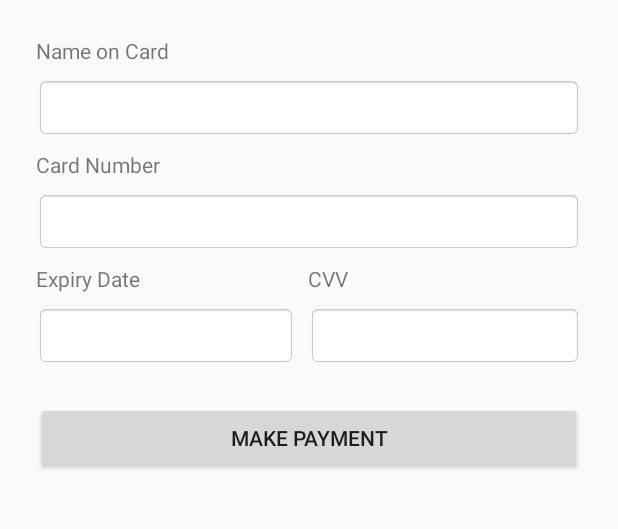
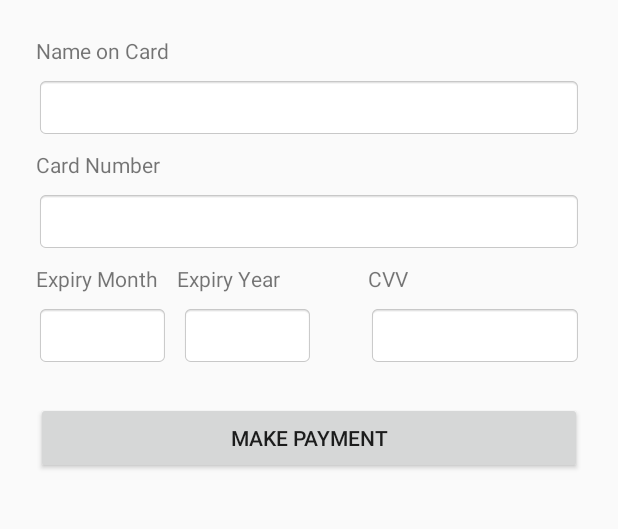
Before and after one commit to uzomaebere/PaymentTest, an Android app: the PaystackCheckout screen opened directly, with no data from a screen before it, on a phone screen of 412 x 824 dp, the part 365-894 px from its top. Run offline under Robolectric (Android 15) with nearby library versions, the phone set to English and light mode, and no system bars; libraries missing offline, so code that uses them is left out: co.paystack.android; 1 statement that could not run was skipped.

Commit message:
updated code to include paystack integration

```diff
--- a/app/build.gradle
+++ b/app/build.gradle
@@ -31,4 +31,6 @@ dependencies {
     androidTestImplementation 'com.android.support.test:runner:1.0.2'
     androidTestImplementation 'com.android.support.test.espresso:espresso-core:3.0.2'
     implementation 'com.github.Flutterwave:rave-android:1.0.38'
+    implementation 'co.paystack.android.design.widget:pinpad:1.0.1'
+    implementation 'co.paystack.android:paystack:3.0.12'
 }
--- a/app/src/main/AndroidManifest.xml
+++ b/app/src/main/AndroidManifest.xml
@@ -13,6 +13,9 @@
             android:roundIcon="@mipmap/ic_launcher_round"
             android:supportsRtl="true"
             android:theme="@style/AppTheme">
+        <meta-data
+                android:name="co.paystack.android.PublicKey"
+                android:value="Get Public key from paystack account"/>
         <activity android:name=".RaveCheckout">
         </activity>
         <activity android:name=".PaystackCheckout">
--- a/app/src/main/java/com/uzoebere/paymenttest/PaystackCheckout.kt
+++ b/app/src/main/java/com/uzoebere/paymenttest/PaystackCheckout.kt
@@ -1,12 +1,91 @@
 package com.uzoebere.paymenttest
+
+/*
+*   Author: Umemba Uzoma
+*   Date: 22nd AUG 2019
+*   Version: 1.0
+* */
 
 import android.support.v7.app.AppCompatActivity
 import android.os.Bundle
+import android.widget.EditText
+import co.paystack.android.PaystackSdk
+import co.paystack.android.model.Card
+import kotlinx.android.synthetic.main.activity_paystack_checkout.*
+import co.paystack.android.Transaction
+import co.paystack.android.Paystack
+import co.paystack.android.model.Charge
+import android.widget.Toast
 
 class PaystackCheckout : AppCompatActivity() {
+
 
     override fun onCreate(savedInstanceState: Bundle?) {
         super.onCreate(savedInstanceState)
         setContentView(R.layout.activity_paystack_checkout)
+
+        // Initialize Paystack
+        PaystackSdk.initialize(applicationContext)
+
+    //    val txtCardName = findViewById<EditText>(R.id.txtCardName)
+        val txtCardNumber = findViewById<EditText>(R.id.txtCardNumber)
+        val txtExpiryDate = findViewById<EditText>(R.id.txtExpiryDate)
+        val txtExpiryYear = findViewById<EditText>(R.id.txtExpiryYear)
+        val txtCvv = findViewById<EditText>(R.id.txtCvv)
+
+        // validate the inputs
+
+
+        btnPaystackPay.setOnClickListener {
+
+            val cardNumber = txtCardNumber.text.toString()
+            val expiryMonth = Integer.parseInt(txtExpiryDate.text.toString())
+            val expiryYear = Integer.parseInt(txtExpiryYear.text.toString())
+            val cvv = txtCvv.text.toString()
+
+            val card = Card(cardNumber, expiryMonth, expiryYear, cvv)
+            if (card.isValid) {
+                // charge card
+                performCharge(card)
+            } else {
+                return@setOnClickListener
+            }
+        }
+
+    }
+
+    private fun performCharge(card: Card) {
+        //create a Charge object
+        val charge = Charge()
+        charge.card = card //sets the card to charge
+        charge.email = "zomybee@gmail.com"
+        charge.amount = 100
+
+
+
+        PaystackSdk.chargeCard(this, charge, object : Paystack.TransactionCallback {
+
+            override fun onSuccess(transaction: Transaction) {
+                // This is called only after transaction is deemed successful.
+                // Retrieve the transaction, and send its reference to your server
+                // for verification.
+
+                val paymentReference = transaction.reference
+                Toast.makeText(this@PaystackCheckout, "Transaction Successful! payment reference: $paymentReference", Toast.LENGTH_LONG).show()
+
+            }
+
+            override fun beforeValidate(transaction: Transaction) {
+                // This is called only before requesting OTP.
+                // Save reference so you may send to server. If
+                // error occurs with OTP, you should still verify on server.
+            }
+
+            override fun onError(error: Throwable, transaction: Transaction) {
+                //handle error here
+                Toast.makeText(this@PaystackCheckout, "Error in processing transaction", Toast.LENGTH_SHORT).show()
+            }
+
+        })
     }
 }
--- a/app/src/main/res/layout/activity_paystack_checkout.xml
+++ b/app/src/main/res/layout/activity_paystack_checkout.xml
@@ -119,20 +119,21 @@
                         app:layout_constraintTop_toBottomOf="@+id/textView6"
                         android:background="@android:drawable/editbox_background_normal"
                         android:layout_marginStart="8dp" app:layout_constraintStart_toStartOf="parent"
-                        android:padding="8dp" android:maxLength="5" android:layout_marginEnd="8dp"
-                        app:layout_constraintEnd_toStartOf="@+id/txtCvv" app:layout_constraintHorizontal_bias="0.0"/>
+                        android:padding="8dp" android:maxLength="2"
+                        android:layout_marginEnd="8dp" app:layout_constraintEnd_toStartOf="@+id/txtExpiryYear"
+                        app:layout_constraintHorizontal_bias="0.0"/>
                 <TextView
                         android:text="@string/cvv"
                         android:layout_width="0dp"
                         android:layout_height="wrap_content"
-                        android:id="@+id/textView7" android:layout_marginTop="8dp"
+                        android:id="@+id/textView7"
                         app:layout_constraintTop_toBottomOf="@+id/txtCardNumber"
                         app:layout_constraintEnd_toEndOf="parent"
-                        android:layout_marginEnd="164dp"/>
+                        android:layout_marginEnd="124dp" android:layout_marginTop="8dp"/>
                 <EditText
                         android:layout_width="0dp"
                         android:layout_height="wrap_content"
-                        android:inputType="number"
+                        android:inputType="numberPassword"
                         android:ems="10"
                         android:id="@+id/txtCvv"
                         app:layout_constraintStart_toStartOf="@+id/textView7"
@@ -147,10 +148,27 @@
                         android:text="@string/make_payment"
                         android:layout_width="0dp"
                         android:layout_height="wrap_content"
-                        android:id="@+id/btnRavePay" app:layout_constraintStart_toStartOf="parent"
+                        android:id="@+id/btnPaystackPay" app:layout_constraintStart_toStartOf="parent"
                         android:layout_marginStart="8dp" android:layout_marginTop="24dp"
                         app:layout_constraintTop_toBottomOf="@+id/txtExpiryDate" app:layout_constraintEnd_toEndOf="parent"
                         android:layout_marginEnd="8dp"/>
+                <TextView
+                        android:text="Expiry Year"
+                        android:layout_width="0dp"
+                        android:layout_height="wrap_content"
+                        android:id="@+id/textView2" android:layout_marginTop="8dp"
+                        app:layout_constraintTop_toBottomOf="@+id/txtCardNumber"
+                        app:layout_constraintStart_toEndOf="@+id/textView6" android:layout_marginStart="12dp"/>
+                <EditText
+                        android:layout_width="0dp"
+                        android:layout_height="wrap_content"
+                        android:inputType="number"
+                        android:ems="10"
+                        android:id="@+id/txtExpiryYear" android:background="@android:drawable/editbox_background"
+                        android:padding="8dp"
+                        android:layout_marginEnd="36dp" app:layout_constraintEnd_toStartOf="@+id/txtCvv"
+                        app:layout_constraintStart_toEndOf="@id/txtExpiryDate" android:layout_marginTop="8dp"
+                        app:layout_constraintTop_toBottomOf="@+id/textView2" android:maxLength="4"/>
             </android.support.constraint.ConstraintLayout>
 
         </android.support.constraint.ConstraintLayout>
--- a/app/src/main/res/values/strings.xml
+++ b/app/src/main/res/values/strings.xml
@@ -4,7 +4,7 @@
     <string name="pay_using_rave">Pay Using Rave</string>
     <string name="name_on_card">Name on Card</string>
     <string name="card_number">Card Number</string>
-    <string name="expiry_date">Expiry Date</string>
+    <string name="expiry_date">Expiry Month</string>
     <string name="cvv">CVV</string>
     <string name="make_payment">Make Payment</string>
     <string name="first_name">First Name</string>
```
Also changed, not shown: app/src/main/java/com/uzoebere/paymenttest/RaveCheckout.kt (+18 -13 lines).
